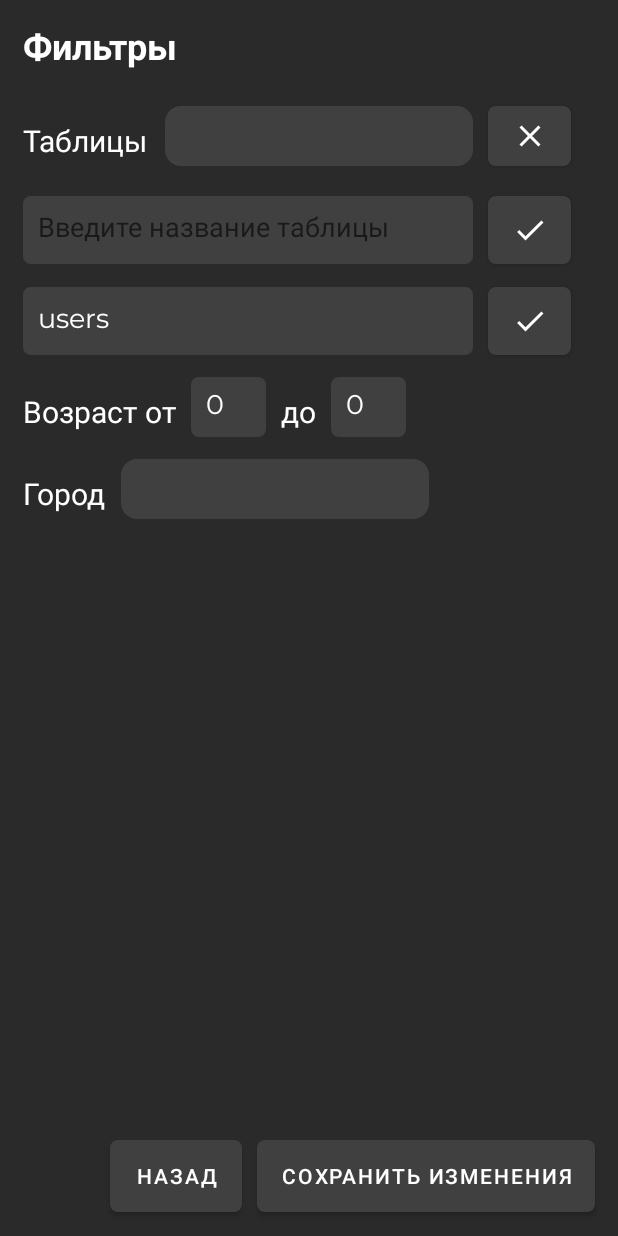
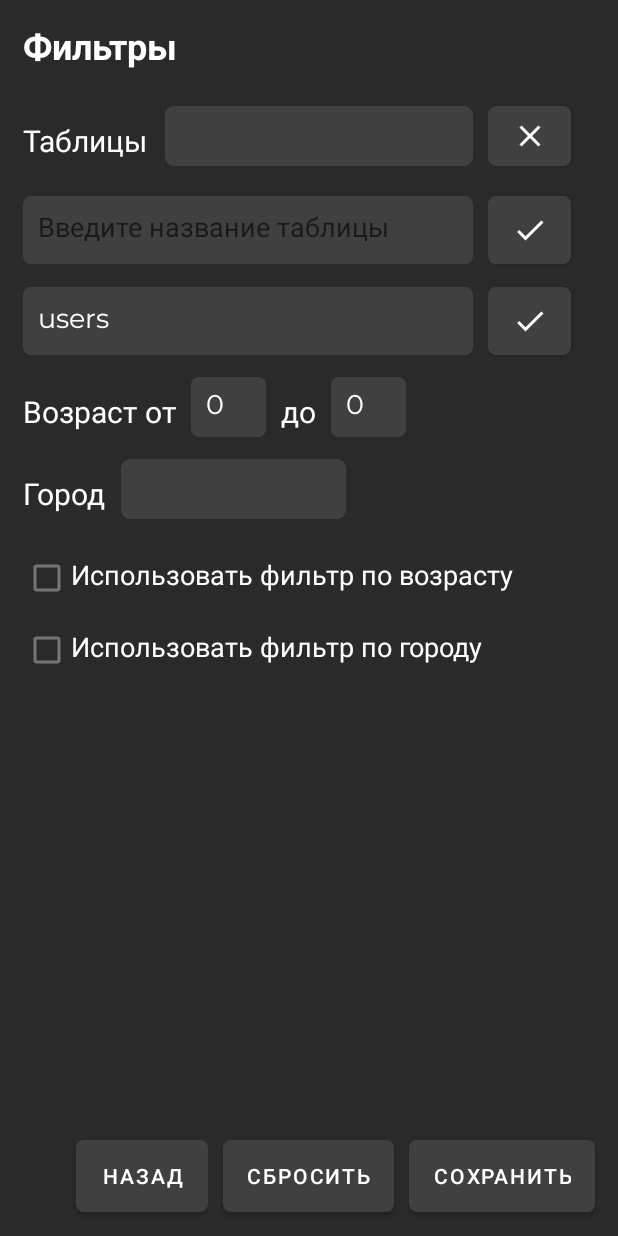
Before and after one commit to b0shka/mobile_database, an Android app: the Filter screen opened directly, with no data from a screen before it, on a phone screen of 412 x 824 dp. Run offline under Robolectric (Android 15) with nearby library versions, the phone set to English and light mode, and no system bars; 7 statements that could not run were skipped.

Commit message:
Added check filter in search algorithm

```diff
--- a/app/src/main/java/com/example/database/Filter.java
+++ b/app/src/main/java/com/example/database/Filter.java
@@ -7,6 +7,7 @@ import android.os.Bundle;
 import android.view.View;
 import android.widget.ArrayAdapter;
 import android.widget.Button;
+import android.widget.CheckBox;
 import android.widget.EditText;
 import android.widget.Spinner;
 import android.widget.Toast;
@@ -18,8 +19,9 @@ import java.util.Set;
 public class Filter extends AppCompatActivity {
 
 	private Spinner list_tables, list_city;
-	private Button save_filter, back;
+	private Button save_filter, back, drop_filter_to_start;
 	private EditText name_new_table, new_change_name_table, age_min, age_max;
+	private CheckBox use_filter_age, use_filter_city;
 	private Database database;
 
 	@Override
@@ -33,7 +35,10 @@ public class Filter extends AppCompatActivity {
 		new_change_name_table = findViewById(R.id.new_change_name_table);
 		age_min = findViewById(R.id.age_min);
 		age_max = findViewById(R.id.age_max);
+		use_filter_age = findViewById(R.id.use_filter_age);
+		use_filter_city = findViewById(R.id.use_filter_city);
 		save_filter = findViewById(R.id.save_filter);
+		drop_filter_to_start = findViewById(R.id.drop_filter_to_start);
 		back = findViewById(R.id.back_from_filter);
 
 		database = new Database(Filter.this);
@@ -42,6 +47,7 @@ public class Filter extends AppCompatActivity {
 		add_table();
 		add_age();
 		add_city();
+		add_status_checkbox();
 
 		new_change_name_table.setText(Variable.g_table_name);
 
@@ -92,6 +98,21 @@ public class Filter extends AppCompatActivity {
 		ArrayAdapter<String> adapter = new ArrayAdapter<String>(this, android.R.layout.simple_spinner_item, list_users_city);
 		adapter.setDropDownViewResource(android.R.layout.simple_spinner_dropdown_item);
 		list_city.setAdapter(adapter);
+
+		if (!Variable.g_city.equals(""))
+			list_city.setSelection(adapter.getPosition(Variable.g_city));
+	}
+
+	public void add_status_checkbox() {
+		if (Variable.g_status_apply_filter_age == 1)
+			use_filter_age.setChecked(true);
+		else
+			use_filter_age.setChecked(false);
+
+		if (Variable.g_status_apply_filter_city == 1)
+			use_filter_city.setChecked(true);
+		else
+			use_filter_city.setChecked(false);
 	}
 
 	public void delete_table(View view) {
@@ -120,20 +141,45 @@ public class Filter extends AppCompatActivity {
 		add_table();
 	}
 
+	public void drop_filter(View view) {
+		add_table();
+		database.get_data_filter();
+		add_age();
+
+		Variable.g_city = "";
+		add_city();
+		Variable.g_status_apply_filter_age = 0;
+		Variable.g_status_apply_filter_city = 0;
+		add_status_checkbox();
+	}
+
 	public void apply_filter(View view) {
 		String name_table = list_tables.getSelectedItem().toString();
 		Variable.g_table_name = name_table;
 
+		if (use_filter_age.isChecked()) {
+			Variable.g_status_apply_filter_age = 1;
 			String number_age_min = String.valueOf(age_min.getText().toString());
 			String number_age_max = String.valueOf(age_max.getText().toString());
 			if (!number_age_min.equals(""))
 				Variable.g_age_min = Integer.parseInt(number_age_min);
 			if (!number_age_max.equals(""))
 				Variable.g_age_max = Integer.parseInt(number_age_max);
-
+		}
+		else {
+			Variable.g_status_apply_filter_age = 0;
+			database.get_data_filter();
+		}
+		if (use_filter_city.isChecked()) {
+			Variable.g_status_apply_filter_city = 1;
 			if (!list_city.getSelectedItem().toString().equals("")) {
 				String city = list_city.getSelectedItem().toString();
 				Variable.g_city = city;
+			}
+		}
+		else {
+			Variable.g_status_apply_filter_city = 0;
+			Variable.g_city = "";
 		}
 
 		Intent intent = new Intent(Filter.this, MainActivity.class);
--- a/app/src/main/java/com/example/database/Variable.java
+++ b/app/src/main/java/com/example/database/Variable.java
@@ -14,4 +14,6 @@ public class Variable {
     public static int g_age_max = 0;
     public static int g_age_min = 0;
     public static String g_city = "";
+    public static int g_status_apply_filter_age = 0;
+    public static int g_status_apply_filter_city = 0;
 }
--- a/app/src/main/res/drawable/custom_sprinner.xml
+++ b/app/src/main/res/drawable/custom_sprinner.xml
@@ -1,7 +1,7 @@
 <?xml version="1.0" encoding="utf-8"?>
 <shape xmlns:android="http://schemas.android.com/apk/res/android">
 	<solid android:color="@color/main_light_color" />
-	<corners android:radius="10dp" />
+	<corners android:radius="5dp" />
 	<stroke
 		android:width="1dp"
 		android:color="@color/main_light_color" />
--- a/app/src/main/res/layout-normal/activity_filter.xml
+++ b/app/src/main/res/layout-normal/activity_filter.xml
@@ -79,9 +79,21 @@
 		android:layout_marginBottom="16dp"
 		android:background="@drawable/custom_button"
 		android:onClick="apply_filter"
-		android:text="@string/button_save_change"
+		android:text="@string/button_save"
 		app:layout_constraintBottom_toBottomOf="parent"
 		app:layout_constraintEnd_toEndOf="parent" />
+
+	<Button
+		android:id="@+id/drop_filter_to_start"
+		android:layout_width="wrap_content"
+		android:layout_height="wrap_content"
+		android:layout_marginEnd="10dp"
+		android:layout_marginBottom="16dp"
+		android:background="@drawable/custom_button"
+		android:onClick="drop_filter"
+		android:text="@string/button_drop_filter"
+		app:layout_constraintBottom_toBottomOf="parent"
+		app:layout_constraintEnd_toStartOf="@+id/save_filter" />
 
 	<Button
 		android:id="@+id/back_from_filter"
@@ -92,7 +104,7 @@
 		android:background="@drawable/custom_button"
 		android:text="@string/button_back"
 		app:layout_constraintBottom_toBottomOf="parent"
-		app:layout_constraintEnd_toStartOf="@+id/save_filter" />
+		app:layout_constraintEnd_toStartOf="@+id/drop_filter_to_start" />
 
 	<EditText
 		android:id="@+id/name_new_table"
@@ -207,11 +219,36 @@
 
 	<Spinner
 		android:id="@+id/list_city"
-		android:layout_width="205dp"
+		android:layout_width="150dp"
 		android:layout_height="40dp"
 		android:layout_marginStart="10dp"
 		android:background="@drawable/custom_sprinner"
 		app:layout_constraintBottom_toBottomOf="@+id/title_city"
 		app:layout_constraintStart_toEndOf="@+id/title_city" />
 
+	<CheckBox
+		android:id="@+id/use_filter_age"
+		android:layout_width="wrap_content"
+		android:layout_height="wrap_content"
+		android:layout_marginStart="15dp"
+		android:layout_marginTop="15dp"
+		android:fontFamily="@font/montserrat"
+		android:text="@string/title_checkbox_age"
+		android:textColor="@color/white"
+		android:textSize="18sp"
+		app:layout_constraintStart_toStartOf="parent"
+		app:layout_constraintTop_toBottomOf="@+id/title_city" />
+
+	<CheckBox
+		android:id="@+id/use_filter_city"
+		android:layout_width="wrap_content"
+		android:layout_height="wrap_content"
+		android:layout_marginStart="15dp"
+		android:fontFamily="@font/montserrat"
+		android:text="@string/title_checkbox_city"
+		android:textColor="@color/white"
+		android:textSize="18sp"
+		app:layout_constraintStart_toStartOf="parent"
+		app:layout_constraintTop_toBottomOf="@+id/use_filter_age" />
+
 </androidx.constraintlayout.widget.ConstraintLayout>
--- a/app/src/main/res/values/strings.xml
+++ b/app/src/main/res/values/strings.xml
@@ -10,7 +10,7 @@
     <string name="button_settings">Настройки</string>
     <string name="button_add">+</string>
     <string name="button_save">Сохранить</string>
-    <string name="button_save_change">Сохранить изменения</string>
+    <string name="button_drop_filter">Сбросить</string>
     <string name="button_close">Закрыть</string>
     <string name="button_add_user">Добавить</string>
     <string name="button_download">Скачать</string>
@@ -40,6 +40,8 @@
     <string name="title_age_min">Возраст от</string>
     <string name="title_age_max">до</string>
     <string name="title_city">Город</string>
+    <string name="title_checkbox_age">Использовать фильтр по возрасту</string>
+    <string name="title_checkbox_city">Использовать фильтр по городу</string>
 
     <!--Message for Toats-->
     <string name="empty_line">Вы ничего не ввели</string>
```
Also changed, not shown: app/src/main/java/com/example/database/MainActivity.java (+32 -13 lines). Lines whose indentation alone changed are shown as unchanged.
